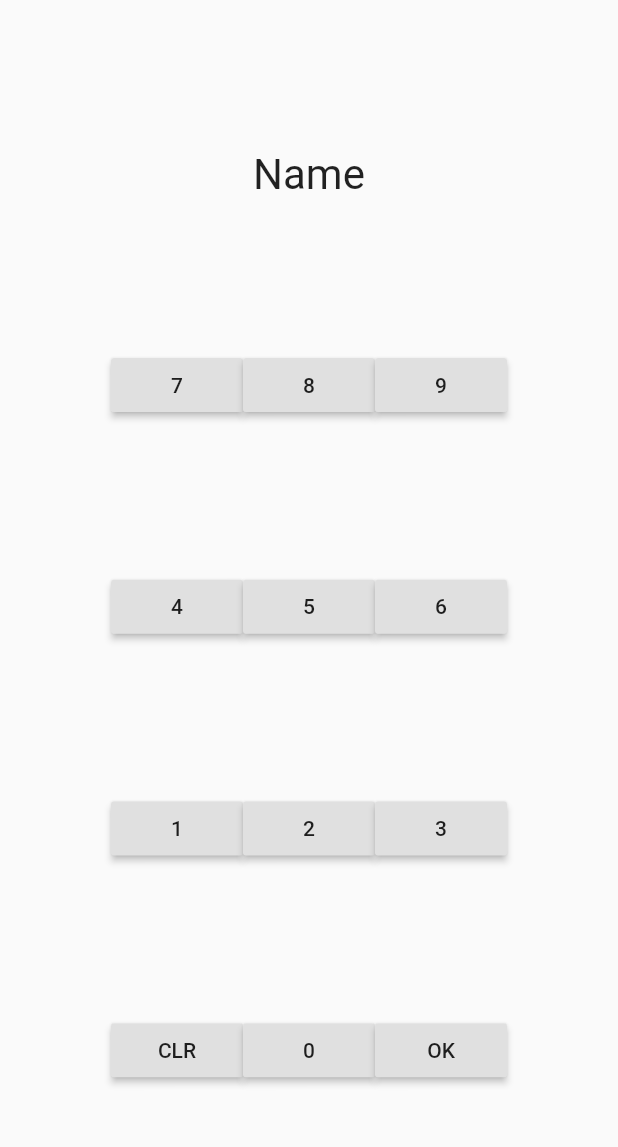
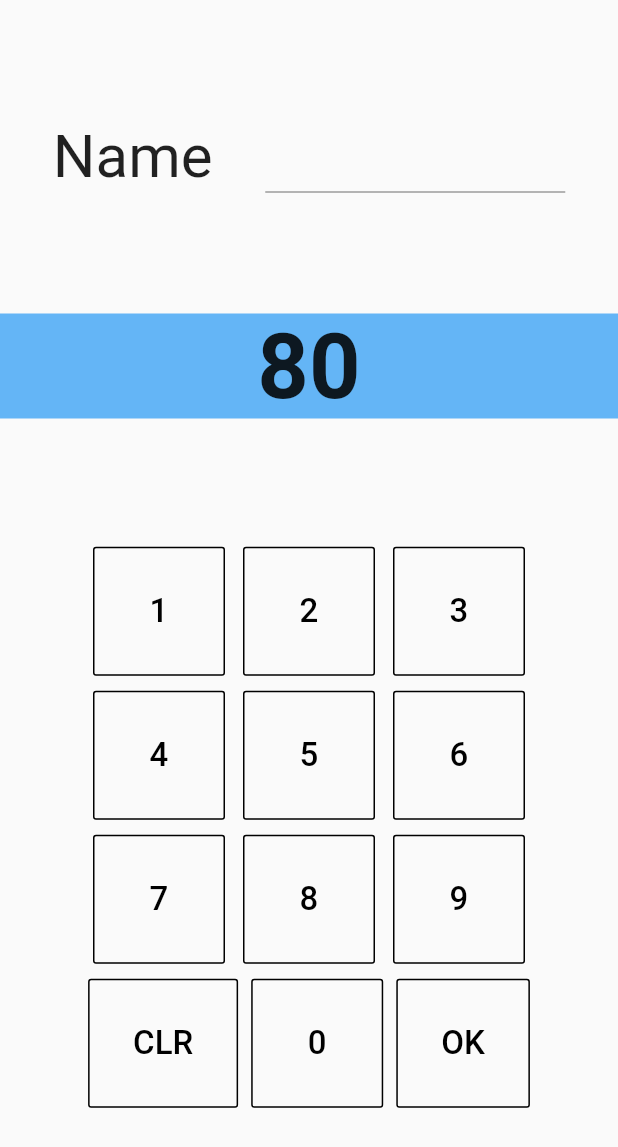
Before and after one commit to SuphasitC/My_List_App, a Flutter app: the screen it shows after launch, after a tap on the "add" icon, on a phone screen of 412 x 824 dp. Shown: the top 1147 px of the screen. Run offline on Flutter 3.47's test engine with Material 2 defaults, Android fonts, the phone set to English and light mode, and no system bars.

Commit message:
Almost a beautiful numpad

```diff
--- a/lib/presentation/edit.dart
+++ b/lib/presentation/edit.dart
@@ -1,5 +1,6 @@
 import 'package:flutter/material.dart';
 import 'package:my_list_score/config/routes.dart';
+import 'package:my_list_score/presentation/numpad.dart';
 
 class Edit extends StatelessWidget {
   @override
@@ -10,76 +11,34 @@ class Edit extends StatelessWidget {
           mainAxisAlignment: MainAxisAlignment.spaceEvenly,
           children: [
             Row(
-              mainAxisAlignment: MainAxisAlignment.center,
+              mainAxisAlignment: MainAxisAlignment.spaceEvenly,
               children: <Widget>[
                 Text(
                   "Name",
                   textScaleFactor: 2.0,
+                  style: TextStyle(fontSize: 20.0),
                 ),
-                // TextField(
-                //   decoration: InputDecoration(
-                //       border: InputBorder.none,
-                //       hintText: 'Enter a search term'),
-                // ),
+                SizedBox(
+                    width: 200,
+                    child: TextFormField(
+                        // decoration: InputDecoration(labelText: 'Enter your username'),
+                        ))
               ],
             ),
-            Row(mainAxisAlignment: MainAxisAlignment.center, children: <Widget>[
-              RaisedButton(
-                onPressed: () => {},
-                child: Text("7"),
+            SizedBox(
+              width: 500.0,
+              height: 70.0,
+              child: ColoredBox(
+                color: Colors.blue[300],
+                child: Text(
+                  '80',
+                  textScaleFactor: 3.0,
+                  textAlign: TextAlign.center,
+                  style: TextStyle(fontWeight: FontWeight.bold, fontSize: 20),
+                ),
               ),
-              RaisedButton(
-                onPressed: () => {},
-                child: Text("8"),
-              ),
-              RaisedButton(
-                onPressed: () => {},
-                child: Text("9"),
-              ),
-            ]),
-            Row(mainAxisAlignment: MainAxisAlignment.center, children: <Widget>[
-              RaisedButton(
-                onPressed: () => {},
-                child: Text("4"),
-              ),
-              RaisedButton(
-                onPressed: () => {},
-                child: Text("5"),
-              ),
-              RaisedButton(
-                onPressed: () => {},
-                child: Text("6"),
-              ),
-            ]),
-            Row(mainAxisAlignment: MainAxisAlignment.center, children: <Widget>[
-              RaisedButton(
-                onPressed: () => {},
-                child: Text("1"),
-              ),
-              RaisedButton(
-                onPressed: () => {},
-                child: Text("2"),
-              ),
-              RaisedButton(
-                onPressed: () => {},
-                child: Text("3"),
-              ),
-            ]),
-            Row(mainAxisAlignment: MainAxisAlignment.center, children: <Widget>[
-              RaisedButton(
-                onPressed: () => {},
-                child: Text("CLR"),
-              ),
-              RaisedButton(
-                onPressed: () => {},
-                child: Text("0"),
-              ),
-              RaisedButton(
-                onPressed: () =>
-                    {Navigator.of(context).pushNamed(AppRoutes.home)},
-                child: Text("OK"),
-              ),
-            ])
+            ),
+            Numpad()
           ],
         ),
       ),
--- a/lib/presentation/for_passing.dart
+++ /dev/null
@@ -1,26 +0,0 @@
-import 'package:flutter/material.dart';
-import 'package:my_list_score/presentation/home_screen.dart';
-
-class ForDisplay {
-  final Person person;
-  ForDisplay(this.person);
-}
-
-// class PageDisplay extends StatefulWidget {
-//   final Person title;
-//   PageDisplay(this.title);
-
-//   @override
-//   _PageDisplayState createState() => _PageDisplayState();
-// }
-
-// class _PageDisplayState extends State<PageDisplay> {
-//   @override
-//   Widget build(BuildContext context) {
-//     return Scaffold(
-//       body: Center(
-//         child: Text(widget.person),
-//       ),
-//     );
-//   }
-// }
--- a/lib/presentation/home_screen.dart
+++ b/lib/presentation/home_screen.dart
@@ -1,6 +1,5 @@
 import 'package:flutter/material.dart';
 import 'package:my_list_score/config/routes.dart';
-import 'package:my_list_score/presentation/for_passing.dart';
 
 class Person {
   final String _name;
@@ -9,7 +8,7 @@ class Person {
 }
 
 class HomeScreen extends StatelessWidget {
-  List<Person> mock = [
+  final List<Person> people = [
     Person("Em", 100),
     Person("Aff", 90),
     Person("Yong", 80),
@@ -21,45 +20,21 @@ class HomeScreen extends StatelessWidget {
       appBar: AppBar(
         title: Text("My List"),
       ),
-      body: ListView(
-        children: <Widget>[
-          Card(
+      body: ListView.builder(
+        itemCount: people.length,
+        itemBuilder: (context, index) => Card(
             child: ListTile(
-            title: Text(mock[0]._name),
+          title: Text(
+            people[index]._name,
+            style: TextStyle(fontSize: 22.0),
+          ),
           trailing: Text(
-              mock[0]._score.toString(),
+            people[index]._score.toString(),
             textScaleFactor: 2.0,
+            style: TextStyle(fontWeight: FontWeight.bold),
           ),
           onTap: () => {Navigator.of(context).pushNamed(AppRoutes.showScore)},
         )),
-          Card(
-              child: ListTile(
-            title: Text(mock[1]._name),
-            trailing: Text(
-              mock[1]._score.toString(),
-              textScaleFactor: 2.0,
-            ),
-            onTap: () => {Navigator.of(context).pushNamed(AppRoutes.showScore)},
-          )),
-          Card(
-              child: ListTile(
-            title: Text(mock[2]._name),
-            trailing: Text(
-              mock[2]._score.toString(),
-              textScaleFactor: 2.0,
-            ),
-            onTap: () => {Navigator.of(context).pushNamed(AppRoutes.showScore)},
-          )),
-          Card(
-              child: ListTile(
-            title: Text(mock[3]._name),
-            trailing: Text(
-              mock[3]._score.toString(),
-              textScaleFactor: 2.0,
-            ),
-            onTap: () => {Navigator.of(context).pushNamed(AppRoutes.showScore)},
-          )),
-        ],
       ),
       floatingActionButton: FloatingActionButton(
         onPressed: () => {Navigator.of(context).pushNamed(AppRoutes.edit)},
--- /dev/null
+++ b/lib/presentation/numpad.dart
@@ -0,0 +1,126 @@
+import 'package:flutter/cupertino.dart';
+import 'package:flutter/material.dart';
+
+class Numpad extends StatefulWidget {
+  Numpad({Key key}) : super(key: key);
+
+  @override
+  _NumpadState createState() => _NumpadState();
+}
+
+class _NumpadState extends State<Numpad> {
+  String score = '';
+
+  setValue(String val) {
+    setState(() {
+      score += val;
+    });
+  }
+
+  clear() {
+    setState(() {
+      score = '0';
+    });
+  }
+
+  @override
+  Widget build(BuildContext context) {
+    return Container(
+      padding: EdgeInsets.symmetric(horizontal: 50.0),
+      child: Column(
+        mainAxisAlignment: MainAxisAlignment.center,
+        children: <Widget>[
+          Row(
+            mainAxisAlignment: MainAxisAlignment.spaceEvenly,
+            children: <Widget>[
+              NumpadButton(
+                text: '1',
+                onPressed: () => setValue('1'),
+              ),
+              NumpadButton(
+                text: '2',
+                onPressed: () => setValue('2'),
+              ),
+              NumpadButton(
+                text: '3',
+                onPressed: () => setValue('3'),
+              ),
+            ],
+          ),
+          Row(
+            mainAxisAlignment: MainAxisAlignment.spaceEvenly,
+            children: <Widget>[
+              NumpadButton(
+                text: '4',
+                onPressed: () => setValue('4'),
+              ),
+              NumpadButton(
+                text: '5',
+                onPressed: () => setValue('5'),
+              ),
+              NumpadButton(
+                text: '6',
+                onPressed: () => setValue('6'),
+              ),
+            ],
+          ),
+          Row(
+            mainAxisAlignment: MainAxisAlignment.spaceEvenly,
+            children: <Widget>[
+              NumpadButton(
+                text: '7',
+                onPressed: () => setValue('7'),
+              ),
+              NumpadButton(
+                text: '8',
+                onPressed: () => setValue('8'),
+              ),
+              NumpadButton(
+                text: '9',
+                onPressed: () => setValue('9'),
+              ),
+            ],
+          ),
+          Row(
+            mainAxisAlignment: MainAxisAlignment.spaceEvenly,
+            children: <Widget>[
+              NumpadButton(
+                text: 'CLR',
+                onPressed: () => clear(),
+              ),
+              NumpadButton(
+                text: '0',
+                onPressed: () => setValue('0'),
+              ),
+              NumpadButton(
+                text: 'OK',
+                onPressed: () => setValue('OK'),
+              ),
+            ],
+          ),
+        ],
+      ),
+    );
+  }
+}
+
+class NumpadButton extends StatelessWidget {
+  final String text;
+  final Function onPressed;
+  const NumpadButton({Key key, this.text, this.onPressed}) : super(key: key);
+
+  @override
+  Widget build(BuildContext context) {
+    return Container(
+      padding: EdgeInsets.symmetric(vertical: 5.0),
+      child: OutlineButton(
+        borderSide: BorderSide(color: Colors.black),
+        padding: EdgeInsets.all(30.0),
+        onPressed: onPressed,
+        // shape: CircleBorder(),
+        child: Text(this.text,
+            style: TextStyle(fontSize: 22.0, color: Colors.black)),
+      ),
+    );
+  }
+}
--- a/lib/presentation/show_score.dart
+++ b/lib/presentation/show_score.dart
@@ -8,21 +8,7 @@ class ShowScore extends StatelessWidget {
       body: Center(
         child: Column(
           mainAxisAlignment: MainAxisAlignment.center,
-          children: <Widget>[
-            Row(
-              mainAxisAlignment: MainAxisAlignment.spaceEvenly,
-              children: <Widget>[Text("Aff"), Text("90")],
-            ),
-            Column(
-              children: <Widget>[
-                Text("Next Person >"),
-                Row(
-                  mainAxisAlignment: MainAxisAlignment.spaceEvenly,
-                  children: <Widget>[Text("Em"), Text("100")],
-                )
-              ],
-            )
-          ],
+          children: <Widget>[],
         ),
       ),
     );
```
Also changed, not shown: pubspec.lock. Lines whose indentation alone changed are shown as unchanged.
